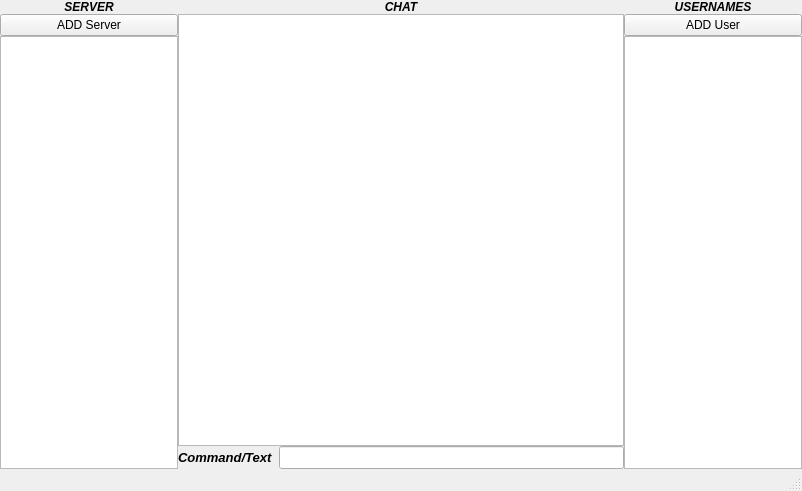
Alex-Sidorov/IRC-client, file IRC-client/window_client.ui: the form before one commit.
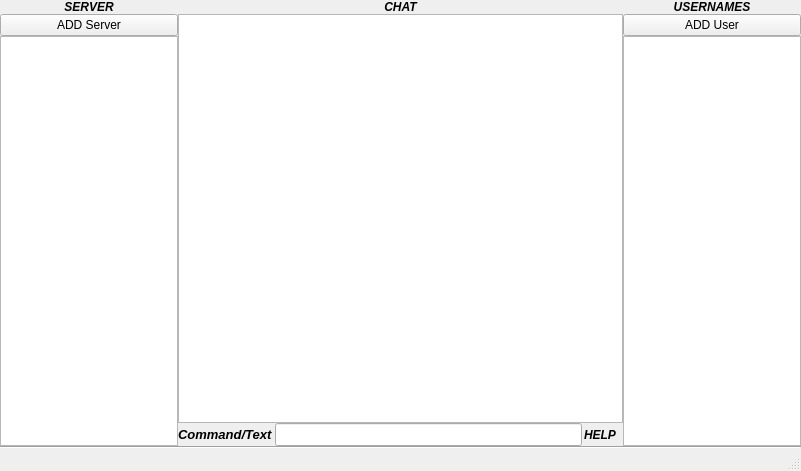
The form after the commit.

Diff of the .ui file:
```diff
--- a/IRC-client/window_client.ui
+++ b/IRC-client/window_client.ui
@@ -6,8 +6,8 @@
    <rect>
     <x>0</x>
     <y>0</y>
-    <width>802</width>
-    <height>491</height>
+    <width>801</width>
+    <height>471</height>
    </rect>
   </property>
   <property name="windowTitle">
@@ -156,6 +156,12 @@
           </item>
           <item>
            <layout class="QHBoxLayout" name="horizontalLayout">
+            <property name="spacing">
+             <number>2</number>
+            </property>
+            <property name="rightMargin">
+             <number>0</number>
+            </property>
             <item>
              <widget class="QLabel" name="label_for_input_text">
               <property name="font">
@@ -202,6 +208,20 @@
               </property>
              </widget>
             </item>
+            <item>
+             <widget class="QLabel" name="label">
+              <property name="font">
+               <font>
+                <weight>75</weight>
+                <italic>true</italic>
+                <bold>true</bold>
+               </font>
+              </property>
+              <property name="text">
+               <string>HELP  </string>
+              </property>
+             </widget>
+            </item>
            </layout>
           </item>
          </layout>
@@ -255,6 +275,13 @@
       </item>
      </layout>
     </item>
+    <item>
+     <widget class="Line" name="line_2">
+      <property name="orientation">
+       <enum>Qt::Horizontal</enum>
+      </property>
+     </widget>
+    </item>
    </layout>
   </widget>
   <widget class="QMenuBar" name="menuBar">
```
Left out of the diff: 9 changed lines with no effect on the pictures.
